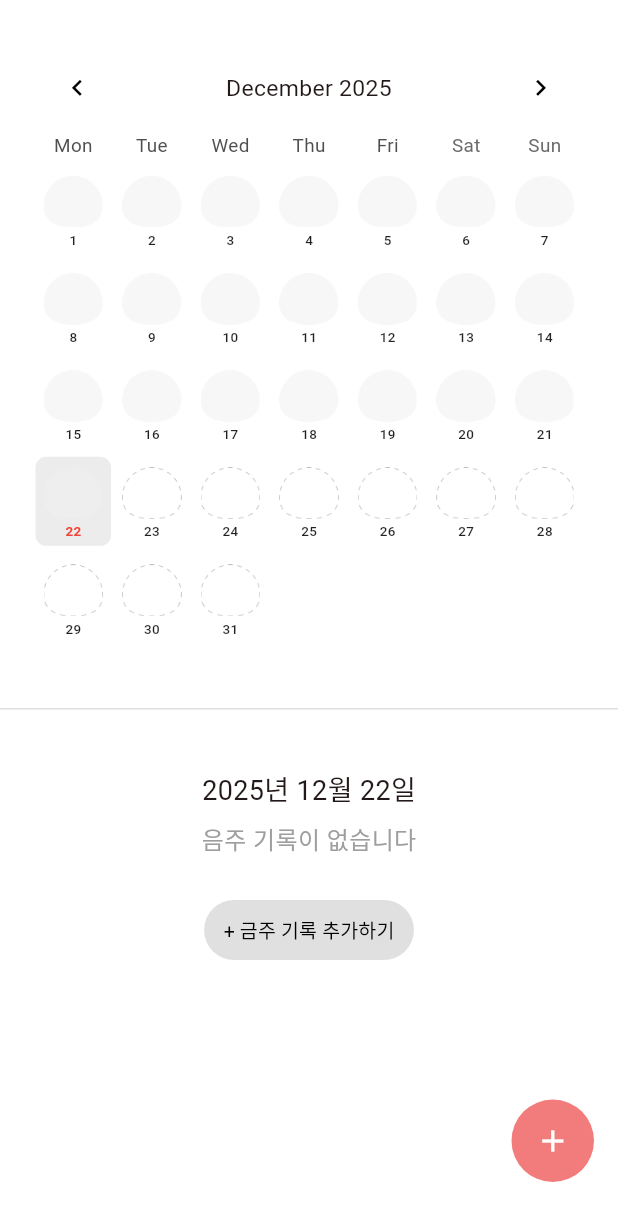
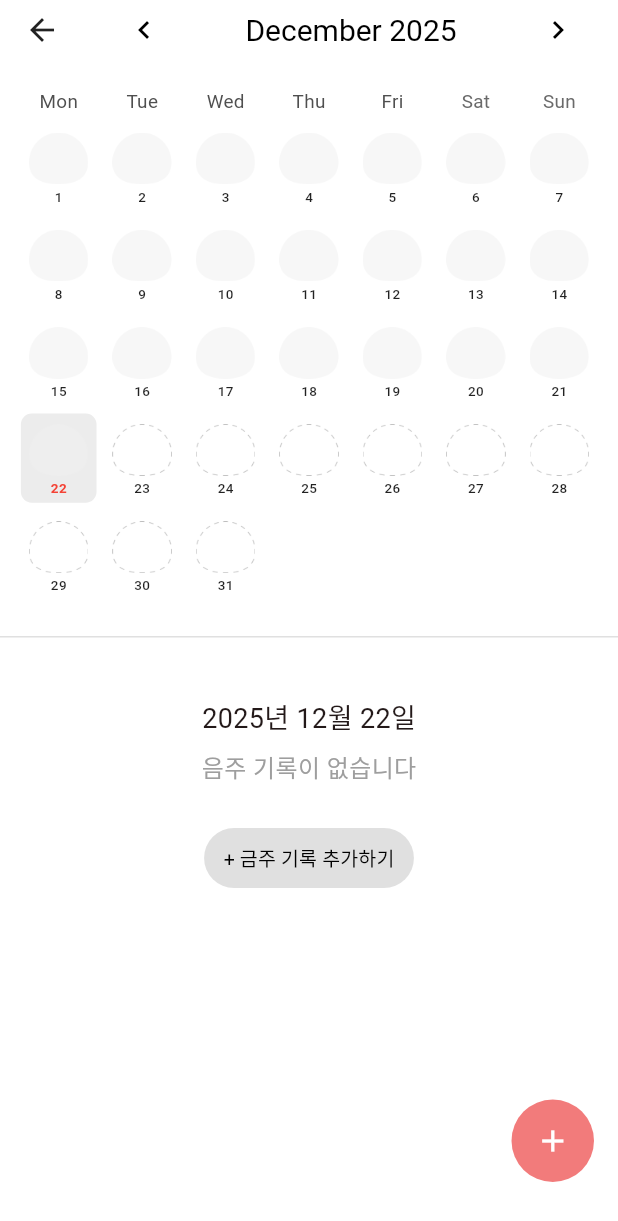
Before and after one commit to a-idiots/ddalgguk, a Flutter app: the CalendarScreen screen opened directly, on a phone screen of 412 x 824 dp. Shown: the top 1221 px of the screen. Run offline on Flutter 3.47's test engine with Material 3 defaults, Android fonts, the phone set to English and light mode, and no system bars; drawn by our look-alikes of table_calendar; our stand-ins replace cloud_firestore, equatable, firebase_analytics, firebase_auth, firebase_core, fl_chart and 13 more; missing offline and left inert: appinio_social_share, gal, kakao_flutter_sdk_user; accounts and stored records are empty; Roboto replaces fonts that are missing (GmarketSans).

Commit message:
refactor: Refactors calendar screen header
Replaces the common page header with an AppBar for month navigation.

Hides the default header from the TableCalendar and implements custom
navigation using IconButton widgets. This allows for a more tailored
and consistent user experience within the calendar screen.

Reduces AppBar height for better screen space utilization.

```diff
--- a/lib/features/calendar/calendar_screen.dart
+++ b/lib/features/calendar/calendar_screen.dart
@@ -89,6 +89,47 @@ class _CalendarScreenState extends ConsumerState<CalendarScreen> {
     });
 
     return Scaffold(
+      appBar: AppBar(
+        toolbarHeight: 40,
+        title: Row(
+          mainAxisSize: MainAxisSize.max,
+          mainAxisAlignment: MainAxisAlignment.spaceBetween,
+          children: [
+            IconButton(
+              icon: const Icon(Icons.chevron_left, color: Colors.black),
+              onPressed: () {
+                setState(() {
+                  _focusedDay = DateTime(
+                    _focusedDay.year,
+                    _focusedDay.month - 1,
+                    _focusedDay.day,
+                  );
+                });
+              },
+            ),
+            Text(
+              DateFormat('MMMM yyyy', 'en_US').format(_focusedDay),
+              style: const TextStyle(color: Colors.black, fontSize: 20),
+            ),
+            IconButton(
+              icon: const Icon(Icons.chevron_right, color: Colors.black),
+              onPressed: () {
+                setState(() {
+                  _focusedDay = DateTime(
+                    _focusedDay.year,
+                    _focusedDay.month + 1,
+                    _focusedDay.day,
+                  );
+                });
+              },
+            ),
+          ],
+        ),
+        centerTitle: true,
+        backgroundColor: Colors.white,
+        elevation: 0,
+        surfaceTintColor: Colors.transparent,
+      ),
       floatingActionButtonLocation: FloatingActionButtonLocation.endFloat,
       floatingActionButton: Transform.translate(
         offset: const Offset(0, -20), // 오른쪽 20% 가리기
@@ -105,15 +146,11 @@ class _CalendarScreenState extends ConsumerState<CalendarScreen> {
           ),
         ),
       ),
-      body: SafeArea(
-        child: SingleChildScrollView(
+      body: SingleChildScrollView(
         child: Column(
           children: [
             // 캘린더 영역 - 고정 높이로 표시
-              Padding(
-                padding: const EdgeInsets.fromLTRB(12, 8, 12, 16),
-                child: Center(
-                  child: Transform.scale(
+            Transform.scale(
               scale: 0.9,
               child: FractionallySizedBox(
                 widthFactor: 1.05,
@@ -121,24 +158,12 @@ class _CalendarScreenState extends ConsumerState<CalendarScreen> {
                   firstDay: DateTime.utc(2020, 1, 1),
                   lastDay: DateTime.utc(2030, 12, 31),
                   focusedDay: _focusedDay,
-                        selectedDayPredicate: (day) =>
-                            isSameDay(_selectedDay, day),
+                  selectedDayPredicate: (day) => isSameDay(_selectedDay, day),
                   // enabledDayPredicate를 제거하여 모든 날짜 선택 가능하도록 변경
                   calendarFormat: CalendarFormat.month,
                   rowHeight: 72,
                   startingDayOfWeek: StartingDayOfWeek.monday,
-                        headerStyle: const HeaderStyle(
-                          formatButtonVisible: false,
-                          titleCentered: true,
-                          leftChevronIcon: Icon(
-                            Icons.chevron_left,
-                            color: Colors.black,
-                          ),
-                          rightChevronIcon: Icon(
-                            Icons.chevron_right,
-                            color: Colors.black,
-                          ),
-                        ),
+                  headerVisible: false,
                   calendarStyle: CalendarStyle(
                     markersMaxCount: 1,
                     outsideDaysVisible: false,
@@ -167,8 +192,7 @@ class _CalendarScreenState extends ConsumerState<CalendarScreen> {
                   },
                   calendarBuilders: CalendarBuilders(
                     defaultBuilder: (context, date, focusedDay) {
-                            final isOutsideMonth =
-                                date.month != focusedDay.month;
+                      final isOutsideMonth = date.month != focusedDay.month;
                       final isToday = isSameDay(DateTime.now(), date);
                       return _buildDayCell(
                         date,
@@ -177,8 +201,7 @@ class _CalendarScreenState extends ConsumerState<CalendarScreen> {
                       );
                     },
                     todayBuilder: (context, date, focusedDay) {
-                            final isOutsideMonth =
-                                date.month != focusedDay.month;
+                      final isOutsideMonth = date.month != focusedDay.month;
                       return _buildDayCell(
                         date,
                         isOutsideMonth: isOutsideMonth,
@@ -186,8 +209,7 @@ class _CalendarScreenState extends ConsumerState<CalendarScreen> {
                       );
                     },
                     selectedBuilder: (context, date, focusedDay) {
-                            final isOutsideMonth =
-                                date.month != focusedDay.month;
+                      final isOutsideMonth = date.month != focusedDay.month;
                       final isToday = isSameDay(DateTime.now(), date);
                       return _buildDayCell(
                         date,
@@ -198,8 +220,7 @@ class _CalendarScreenState extends ConsumerState<CalendarScreen> {
                     },
                     disabledBuilder: (context, date, focusedDay) {
                       // 미래 날짜도 동일하게 표시 (단, 선택 불가)
-                            final isOutsideMonth =
-                                date.month != focusedDay.month;
+                      final isOutsideMonth = date.month != focusedDay.month;
                       return _buildDayCell(
                         date,
                         isOutsideMonth: isOutsideMonth,
@@ -216,8 +237,6 @@ class _CalendarScreenState extends ConsumerState<CalendarScreen> {
                 ),
               ),
             ),
-                ),
-              ),
             const SizedBox(height: 8),
             Divider(
               height: 1,
@@ -229,7 +248,6 @@ class _CalendarScreenState extends ConsumerState<CalendarScreen> {
             // 음주 기록 리스트 - 스크롤 가능
             _buildRecordsList(),
           ],
-          ),
         ),
       ),
     );
--- a/lib/shared/widgets/page_header.dart
+++ b/lib/shared/widgets/page_header.dart
@@ -6,7 +6,7 @@ class CommonPageHeader extends StatelessWidget implements PreferredSizeWidget {
     super.key,
     required this.title,
     this.onBack,
-    this.height = 56,
+    this.height = 40,
   });
 
   final String title;
@@ -60,7 +60,7 @@ class TabPageHeader extends StatelessWidget implements PreferredSizeWidget {
     super.key,
     required this.title,
     this.actions,
-    this.height = 68,
+    this.height = 40,
     this.fontSize = 20,
     this.centerTitle = true,
     this.bottom,
```
Lines whose indentation alone changed are shown as unchanged.
